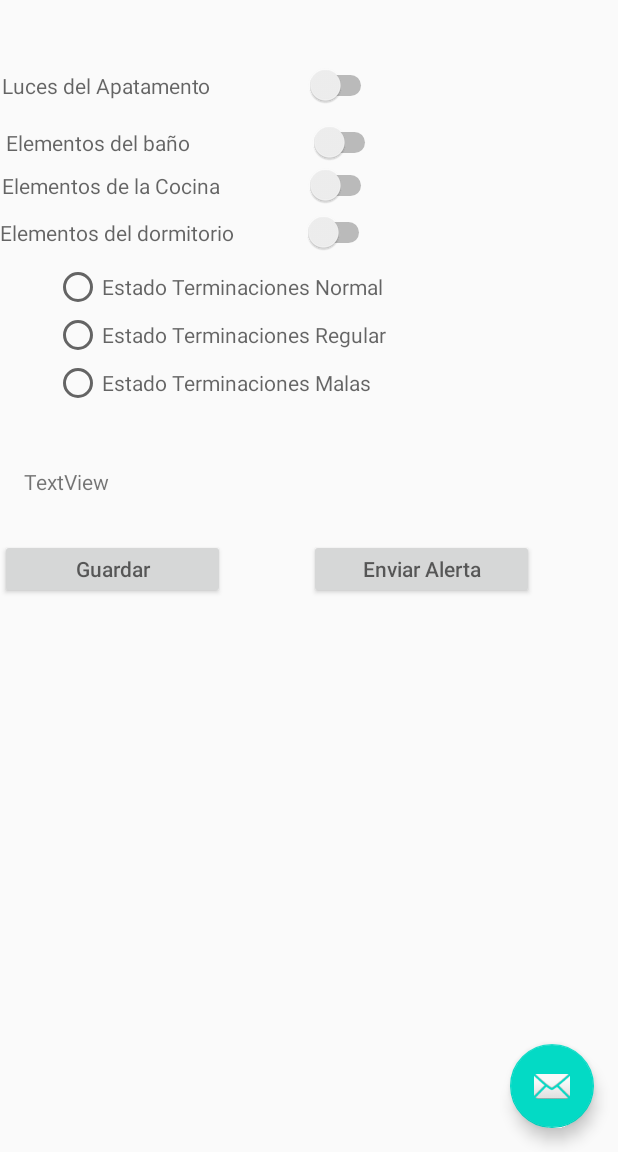
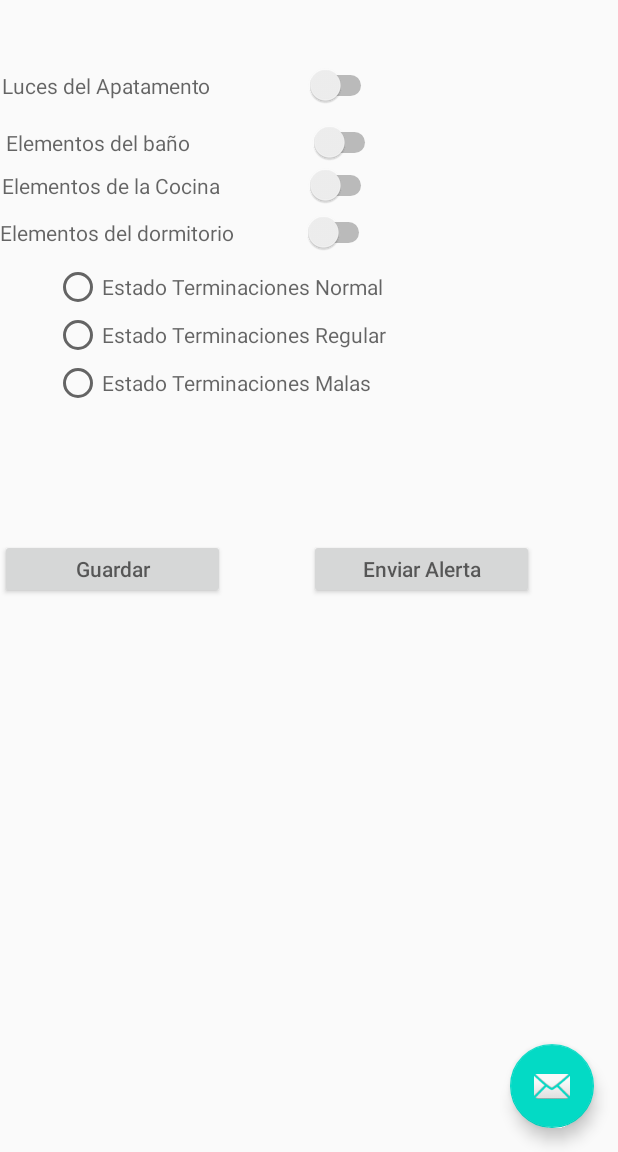
Before and after one commit to KatherinaSeguel/CheckApartment, an Android app: the SecondFragment screen opened through its navigation route, on a phone screen of 412 x 824 dp, the part 84-1236 px from its top. Run offline under Robolectric (Android 15) with nearby library versions, the phone set to English and light mode, and no system bars; pictures from the network do not load.

Commit message:
se sigue avanzando.falta para terminar Mostrar los datos en el fragmen2 hacer los calculos finales Validar el fragment1

```diff
--- a/app/src/main/res/layout/fragment_second.xml
+++ b/app/src/main/res/layout/fragment_second.xml
@@ -76,12 +76,11 @@
         app:layout_constraintTop_toBottomOf="@+id/switch3" />
 
     <TextView
-        android:id="@+id/textView7"
+        android:id="@+id/resul1"
         android:layout_width="300dp"
         android:layout_height="40dp"
         android:layout_marginStart="16dp"
         android:layout_marginTop="40dp"
-        android:text="TextView"
         app:layout_constraintStart_toStartOf="parent"
         app:layout_constraintTop_toBottomOf="@+id/rg1" />
 
@@ -93,7 +92,7 @@
         android:layout_marginTop="8dp"
         android:hint="@string/boton2"
         app:layout_constraintStart_toEndOf="@+id/guardar"
-        app:layout_constraintTop_toBottomOf="@+id/textView7" />
+        app:layout_constraintTop_toBottomOf="@+id/resul1" />
 
     <Button
         android:id="@+id/guardar"
@@ -102,7 +101,7 @@
         android:layout_marginTop="8dp"
         android:hint="@string/boton1"
         app:layout_constraintStart_toStartOf="parent"
-        app:layout_constraintTop_toBottomOf="@+id/textView7" />
+        app:layout_constraintTop_toBottomOf="@+id/resul1" />
 
     <RadioGroup
         android:id="@+id/rg1"
```
Also changed, not shown: app/src/main/java/com/example/checkapartment/SecondFragment.java (+32 -0 lines).
